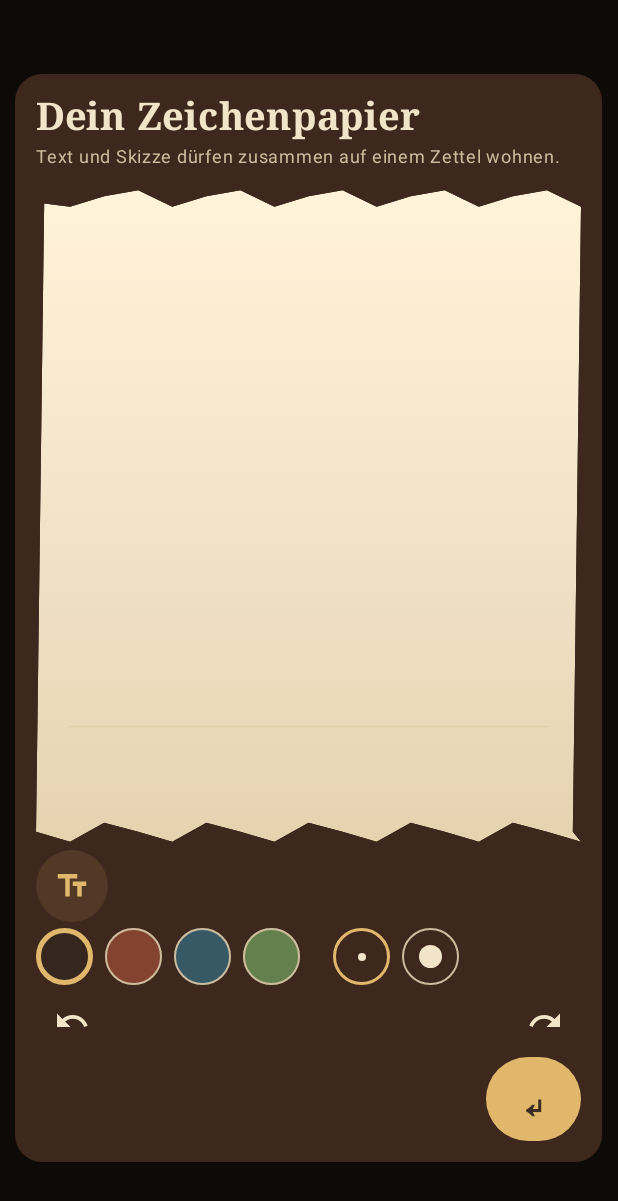
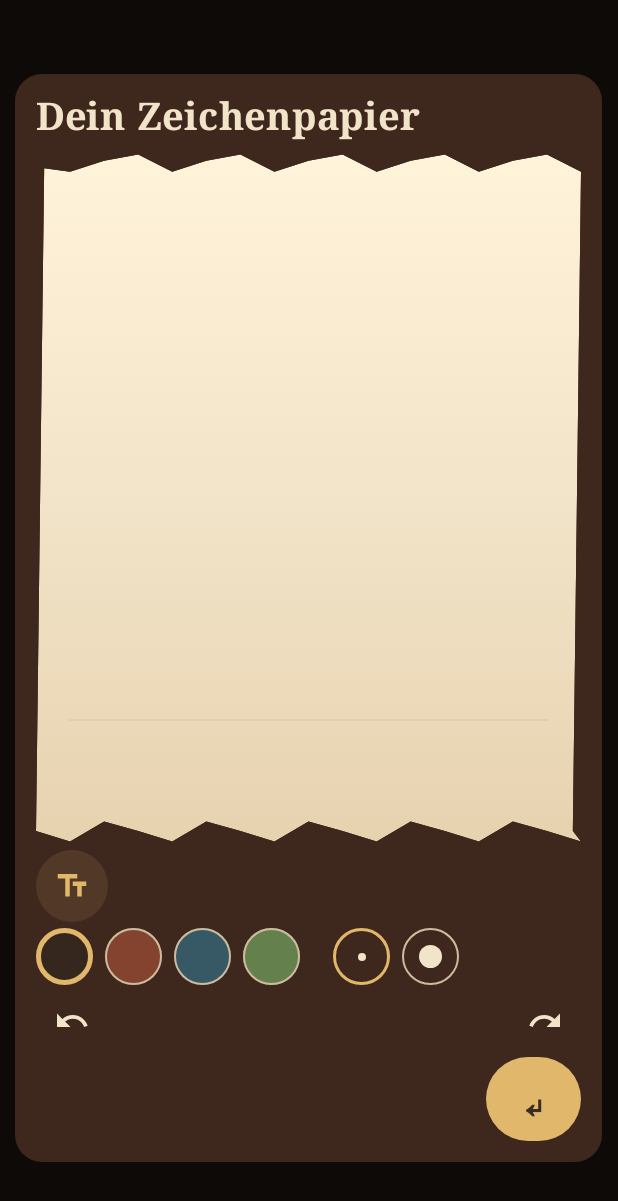
Before and after one commit to shayohekmat-wq/Zimt-Lab-2, an Android app built with Jetpack Compose: the composable PaperSketchEditor called with empty values, on a phone screen of 412 x 824 dp. Shown: the top 1201 px of the screen. Run offline under Robolectric (Android 15) with nearby library versions, the phone set to English and light mode, and no system bars.

Commit message:
copy: remove sketch editor promotional subtitle

```diff
--- a/app/src/main/java/de/zimt/eimerliste/ui/PaperSketchEditor.kt
+++ b/app/src/main/java/de/zimt/eimerliste/ui/PaperSketchEditor.kt
@@ -201,11 +201,7 @@ fun PaperSketchEditor(
                 color = Ink.Paper, fontFamily = FontFamily.Serif,
                 fontWeight = FontWeight.Bold, fontSize = 25.sp
             )
-            Text(
-                "Text und Skizze dürfen zusammen auf einem Zettel wohnen.",
-                color = Ink.Muted, fontSize = 12.sp,
-                modifier = Modifier.padding(bottom = 8.dp)
-            )
+            Spacer(Modifier.height(8.dp))
             PaperSheet(Modifier.fillMaxWidth().weight(1f)
                 .onGloballyPositioned {
                     paperHeightPx = it.size.height.toFloat()
```
